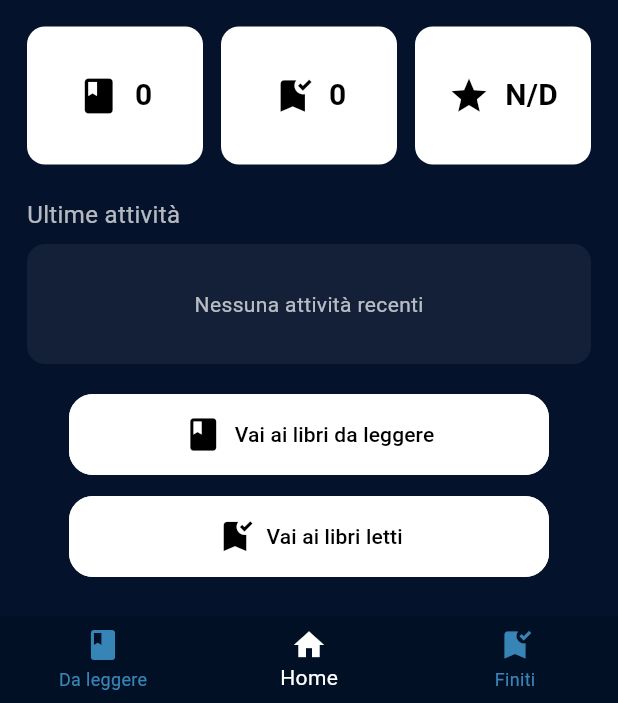
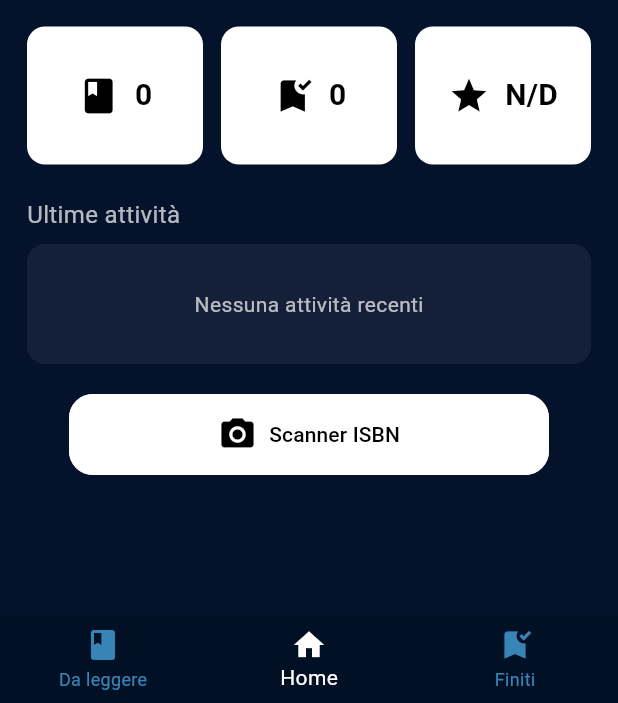
Before and after one commit to marioreste/mobyread, a Flutter app: the screen it shows after launch, on a phone screen of 412 x 824 dp, the part 533-1236 px from its top. Run offline on Flutter 3.47's test engine with Material 3 defaults, Android fonts, the light colour scheme and no system bars; our stand-ins replace google_fonts; missing offline and left inert: mobile_scanner.

Commit message:
Added an ISBN scanner with permissions and screen

```diff
--- a/lib/screens/home_screen.dart
+++ b/lib/screens/home_screen.dart
@@ -2,6 +2,7 @@ import 'package:flutter/material.dart';
 import 'package:google_fonts/google_fonts.dart';
 import 'reading_screen.dart';
 import 'finished_screen.dart';
+import 'isbn_scanner_screen.dart';
 import '../widgets/bottom_nav.dart';
 import '../models/books_store.dart';
 import '../models/book.dart';
@@ -115,29 +116,22 @@ class HomeScreen extends StatelessWidget {
               ),
 
               const SizedBox(height: 20),
-              // Quick actions (keeps welcome buttons for compatibility)
+              // Quick action: Scanner ISBN (sostituisce i due bottoni)
               SizedBox(
                 width: buttonWidth,
                 child: OutlinedButton.icon(
-                  onPressed: () => Navigator.of(context).push(MaterialPageRoute(builder: (_) => const ReadingScreen())),
-                  icon: const Icon(Icons.book, size: 26),
-                  label: const Text('Vai ai libri da leggere'),
-                  style: OutlinedButton.styleFrom(
-                    backgroundColor: Colors.white,
-                    foregroundColor: Colors.black,
-                    padding: const EdgeInsets.symmetric(vertical: 14),
-                    shape: RoundedRectangleBorder(borderRadius: BorderRadius.circular(16)),
-                    side: const BorderSide(color: Colors.white),
-                  ),
-                ),
-              ),
-              const SizedBox(height: 14),
-              SizedBox(
-                width: buttonWidth,
-                child: OutlinedButton.icon(
-                  onPressed: () => Navigator.of(context).push(MaterialPageRoute(builder: (_) => const FinishedScreen())),
-                  icon: const Icon(Icons.bookmark_added, size: 26),
-                  label: const Text('Vai ai libri letti'),
+                  onPressed: () async {
+                    final result = await Navigator.of(context).push<String>(
+                      MaterialPageRoute(builder: (_) => const IsbnScannerScreen()),
+                    );
+                    if (result != null) {
+                      ScaffoldMessenger.of(context).showSnackBar(
+                        SnackBar(content: Text('Codice rilevato: $result')),
+                      );
+                    }
+                  },
+                  icon: const Icon(Icons.camera_alt, size: 26),
+                  label: const Text('Scanner ISBN'),
                   style: OutlinedButton.styleFrom(
                     backgroundColor: Colors.white,
                     foregroundColor: Colors.black,
--- a/pubspec.yaml
+++ b/pubspec.yaml
@@ -39,6 +39,7 @@ dependencies:
   path_provider: ^2.0.15
 
   google_fonts: ^5.0.0
+  mobile_scanner: ^7.1.3
 
 dev_dependencies:
   flutter_test:
```
Also changed, not shown: lib/screens/isbn_scanner_screen.dart (added, +110 -0 lines), pubspec.lock, 3 other files.
